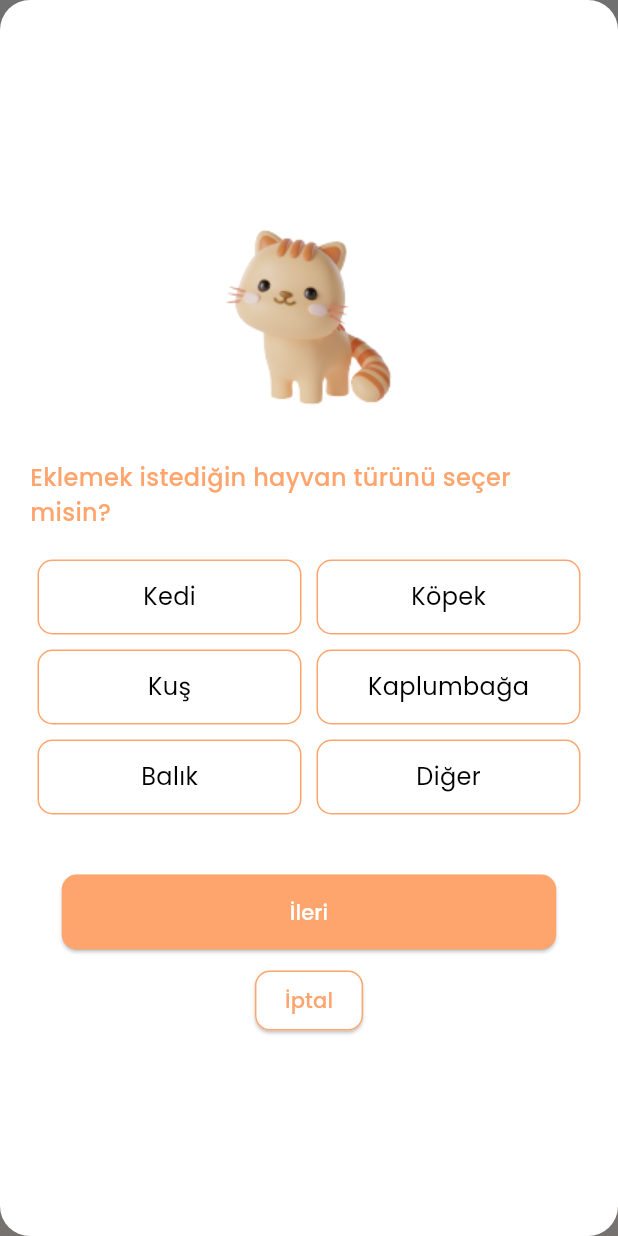
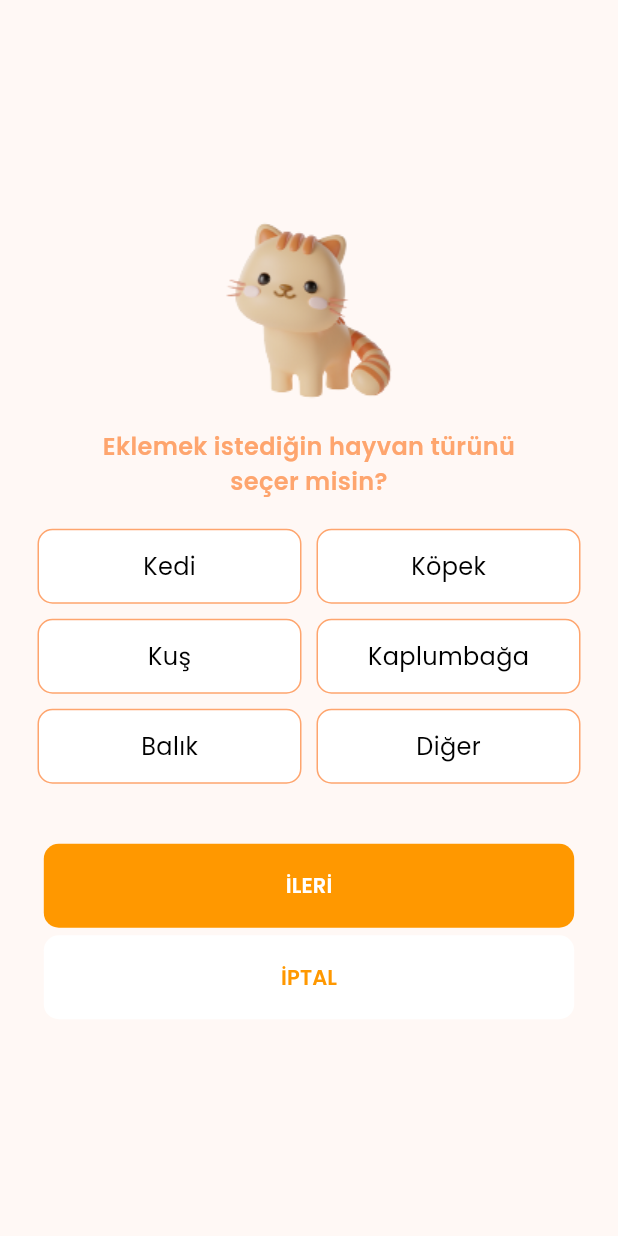
Before and after one commit to utkuq/oua_bootcamp_grup_30, a Flutter app: the screen it shows once a user with an empty profile is signed in, item 3 of the bottom bar chosen, after a tap on an icon or button, on a phone screen of 412 x 824 dp. Run offline on Flutter 3.47's test engine with Material 3 defaults, Android fonts, the phone set to English and light mode, and no system bars; our stand-ins replace cloud_firestore, firebase_auth, firebase_core, firebase_storage, google_fonts, image_picker; accounts and stored records are empty.

Commit message:
add pet page

```diff
--- a/lib/screens/add_pet_page.dart
+++ b/lib/screens/add_pet_page.dart
@@ -0,0 +1,276 @@
+import 'package:flutter/material.dart';
+import 'package:google_fonts/google_fonts.dart';
+import 'package:image_picker/image_picker.dart';
+
+// variables for pet selections
+String? _selectedAnimal;
+final TextEditingController _adController = TextEditingController();
+final TextEditingController _turController = TextEditingController();
+final TextEditingController _irkController = TextEditingController();
+DateTime? _selectedDate;
+final TextEditingController _rengiController = TextEditingController();
+XFile? _imageFile;
+
+// id info for pet
+final TextEditingController chipNumberController = TextEditingController();
+DateTime? chipDate;
+final TextEditingController chipLocationController = TextEditingController();
+final TextEditingController vetNameController = TextEditingController();
+final TextEditingController otherController = TextEditingController();
+
+// shot field for pets
+final TextEditingController kuduzController = TextEditingController();
+final TextEditingController ekinoksController = TextEditingController();
+final TextEditingController antiparazitController = TextEditingController();
+final TextEditingController asiController = TextEditingController();
+final TextEditingController muayeneController = TextEditingController();
+final TextEditingController digerController = TextEditingController();
+
+class AddPetPage extends StatefulWidget {
+  const AddPetPage({super.key});
+
+  @override
+  State<AddPetPage> createState() => _AddPetPageState();
+}
+
+class _AddPetPageState extends State<AddPetPage> {
+  Color orangeColor = const Color.fromARGB(255, 254, 165, 110);
+
+  @override
+  Widget build(BuildContext context) {
+    return Scaffold(
+      body: Center(
+        child: Column(
+          mainAxisAlignment: MainAxisAlignment.center,
+          children: [
+            Image.asset('assets/images/petpet_cat_4.png'),
+            Padding(
+              padding: const EdgeInsets.only(
+                  top: 20.0, bottom: 20, right: 50, left: 50),
+              child: Text(
+                "Eklemek istediğin hayvan türünü seçer misin?",
+                textAlign: TextAlign.center,
+                style: GoogleFonts.poppins(
+                  color: orangeColor,
+                  fontSize: 16,
+                  fontWeight: FontWeight.w600,
+                ),
+              ),
+            ),
+            Wrap(
+              spacing: 10.0, // Horizontal space between buttons
+              runSpacing: 10.0, // Vertical space between rows
+              children: [
+                for (var label in [
+                  'Kedi',
+                  'Köpek',
+                  'Kuş',
+                  'Kaplumbağa',
+                  'Balık',
+                  'Diğer'
+                ])
+                  GestureDetector(
+                    onTap: () {
+                      setState(() {
+                        _selectedAnimal = label;
+                      });
+                    },
+                    child: Container(
+                      width: (MediaQuery.of(context).size.width - 60) / 2,
+                      // Adjust width to fit 2 columns
+                      height: 50,
+                      decoration: BoxDecoration(
+                        color: _selectedAnimal == label
+                            ? orangeColor // Highlight selected animal
+                            : Colors.white,
+                        borderRadius: BorderRadius.circular(10),
+                        border: Border.all(color: orangeColor),
+                      ),
+                      alignment: Alignment.center,
+                      child: Text(
+                        label,
+                        style: GoogleFonts.poppins(
+                          fontSize: 16,
+                          color: _selectedAnimal == label
+                              ? Colors.white // Text color for selected animal
+                              : Colors.black,
+                        ),
+                      ),
+                    ),
+                  ),
+              ],
+            ),
+            const SizedBox(
+              height: 40,
+            ),
+            TextButton(
+              onPressed: () {
+                Navigator.push(
+                    context,
+                    MaterialPageRoute(
+                      builder: (context) => AddPetPage2(),
+                    ));
+              },
+              style: ButtonStyle(
+                  shape: WidgetStateProperty.all(RoundedRectangleBorder(
+                      borderRadius: BorderRadius.circular(10))),
+                  backgroundColor: WidgetStateProperty.all(Colors.orange),
+                  foregroundColor: WidgetStateProperty.all(Colors.white)),
+              child: SizedBox(
+                width: MediaQuery.of(context).size.width * 0.8,
+                height: 40,
+                child: Center(
+                  child: Text(
+                    "İLERİ",
+                    style: GoogleFonts.poppins(
+                        fontWeight: FontWeight.w600, fontSize: 14),
+                  ),
+                ),
+              ),
+            ),
+            const SizedBox(
+              height: 5,
+            ),
+            TextButton(
+              onPressed: () {
+                Navigator.of(context).pop();
+              },
+              style: ButtonStyle(
+                  shape: WidgetStateProperty.all(
+                    RoundedRectangleBorder(
+                      borderRadius: BorderRadius.circular(10),
+                    ),
+                  ),
+                  backgroundColor: WidgetStateProperty.all(Colors.white),
+                  foregroundColor: WidgetStateProperty.all(Colors.orange)),
+              child: SizedBox(
+                width: MediaQuery.of(context).size.width * 0.8,
+                height: 40,
+                child: Center(
+                  child: Text(
+                    "İPTAL",
+                    style: GoogleFonts.poppins(
+                        fontWeight: FontWeight.w600, fontSize: 14),
+                  ),
+                ),
+              ),
+            ),
+          ],
+        ),
+      ),
+    );
+  }
+}
+
+class AddPetPage2 extends StatefulWidget {
+  const AddPetPage2({super.key});
+
+  @override
+  State<AddPetPage2> createState() => _AddPetPage2State();
+}
+
+class _AddPetPage2State extends State<AddPetPage2> {
+  @override
+  Widget build(BuildContext context) {
+    return Scaffold(
+      body: Center(
+        child: Column(
+          mainAxisAlignment: MainAxisAlignment.center,
+          children: [
+            Image.asset('assets/images/petpet_cat_4.png'),
+            Padding(
+              padding: const EdgeInsets.only(
+                left: 30.0,
+                right: 30.0,
+              ),
+              child: TextField(
+                controller: _adController,
+                decoration: InputDecoration(
+                    labelText: "Adı",
+                    hintStyle: GoogleFonts.poppins(
+                        fontWeight: FontWeight.w600, fontSize: 14),
+                    border: OutlineInputBorder(
+                        borderRadius: BorderRadius.circular(5))),
+              ),
+            ),
+            Padding(
+              padding: const EdgeInsets.only(
+                left: 30.0,
+                right: 30.0,
+              ),
+              child: TextField(
+                controller: _turController,
+                decoration: InputDecoration(
+                    labelText: "Tür",
+                    hintStyle: GoogleFonts.poppins(
+                        fontWeight: FontWeight.w600, fontSize: 14),
+                    border: OutlineInputBorder(
+                        borderRadius: BorderRadius.circular(5))),
+              ),
+            ),
+            Padding(
+              padding: const EdgeInsets.only(
+                left: 30.0,
+                right: 30.0,
+              ),
+              child: TextField(
+                //controller: _selectedDate,
+                decoration: InputDecoration(
+                    labelText: "Doğum Tarihi",
+                    hintStyle: GoogleFonts.poppins(
+                        fontWeight: FontWeight.w600, fontSize: 14),
+                    border: OutlineInputBorder(
+                        borderRadius: BorderRadius.circular(5))),
+              ),
+            ),
+            Padding(
+              padding: const EdgeInsets.only(
+                left: 30.0,
+                right: 30.0,
+              ),
+              child: TextField(
+                controller: _rengiController,
+                decoration: InputDecoration(
+                    labelText: "Renk",
+                    hintStyle: GoogleFonts.poppins(
+                        fontWeight: FontWeight.w600, fontSize: 14),
+                    border: OutlineInputBorder(
+                        borderRadius: BorderRadius.circular(5))),
+              ),
+            ),
+            Padding(
+              padding: const EdgeInsets.only(
+                left: 30.0,
+                right: 30.0,
+              ),
+              child: TextField(
+                controller: _irkController,
+                decoration: InputDecoration(
+                    labelText: "Irk",
+                    hintStyle: GoogleFonts.poppins(
+                        fontWeight: FontWeight.w600, fontSize: 14),
+                    border: OutlineInputBorder(
+                        borderRadius: BorderRadius.circular(5))),
+              ),
+            ),
+            Padding(
+              padding: const EdgeInsets.only(
+                left: 30.0,
+                right: 30.0,
+              ),
+              child: TextField(
+                controller: _irkController,
+                decoration: InputDecoration(
+                    labelText: "Irk",
+                    hintStyle: GoogleFonts.poppins(
+                        fontWeight: FontWeight.w600, fontSize: 14),
+                    border: OutlineInputBorder(
+                        borderRadius: BorderRadius.circular(5))),
+              ),
+            ),
+          ],
+        ),
+      ),
+    );
+  }
+}
--- a/lib/screens/home_page.dart
+++ b/lib/screens/home_page.dart
@@ -4,6 +4,7 @@ import 'package:flutter/material.dart';
 import 'package:image_picker/image_picker.dart';
 import 'package:google_fonts/google_fonts.dart';
 import 'package:oua_bootcamp_grup_30/firebase/firestore_crud_operations.dart';
+import 'package:oua_bootcamp_grup_30/screens/add_pet_page.dart';
 import 'package:oua_bootcamp_grup_30/screens/pet_details_page.dart';
 import 'package:oua_bootcamp_grup_30/widgets/appbar.dart';
 import 'package:oua_bootcamp_grup_30/widgets/side_menu.dart';
@@ -64,7 +65,6 @@ class _HomePageState extends State<HomePage> {
         antiparazitController.text.isNotEmpty &&
         asiController.text.isNotEmpty &&
         muayeneController.text.isNotEmpty) {
-
       UserModel userModel = UserModel(context: context);
       String imageURL = await userModel.uploadImageGetURL(_imageFile!);
 
@@ -76,15 +76,15 @@ class _HomePageState extends State<HomePage> {
         "selected_date": _selectedDate.toString(),
         "pet_color": _rengiController.text,
         "pet_image": imageURL,
-        "microchip_number" : chipNumberController.text,
+        "microchip_number": chipNumberController.text,
         "microchip_install_date": chipDate.toString(),
-        "microchip_location":chipLocationController.text,
-        "microchip_installed_vet":vetNameController.text,
-        "rabies":kuduzController.text,
-        "equinox":ekinoksController.text,
-        "anti-parasite":antiparazitController.text,
-        "vaccination":asiController.text,
-        "examination":muayeneController.text,
+        "microchip_location": chipLocationController.text,
+        "microchip_installed_vet": vetNameController.text,
+        "rabies": kuduzController.text,
+        "equinox": ekinoksController.text,
+        "anti-parasite": antiparazitController.text,
+        "vaccination": asiController.text,
+        "examination": muayeneController.text,
       };
       await userModel.addPet(fields: fields);
     }
@@ -114,7 +114,12 @@ class _HomePageState extends State<HomePage> {
             Padding(
               padding: const EdgeInsets.all(50.0),
               child: GestureDetector(
-                onTap: () => _showFullScreenModal(context),
+                // onTap: () => _showFullScreenModal(context),
+                onTap: () {
+                  Navigator.of(context).push(MaterialPageRoute(
+                    builder: (context) => const AddPetPage(),
+                  ));
+                },
                 child: Container(
                   decoration: BoxDecoration(
                       color: orangeColor,
```
